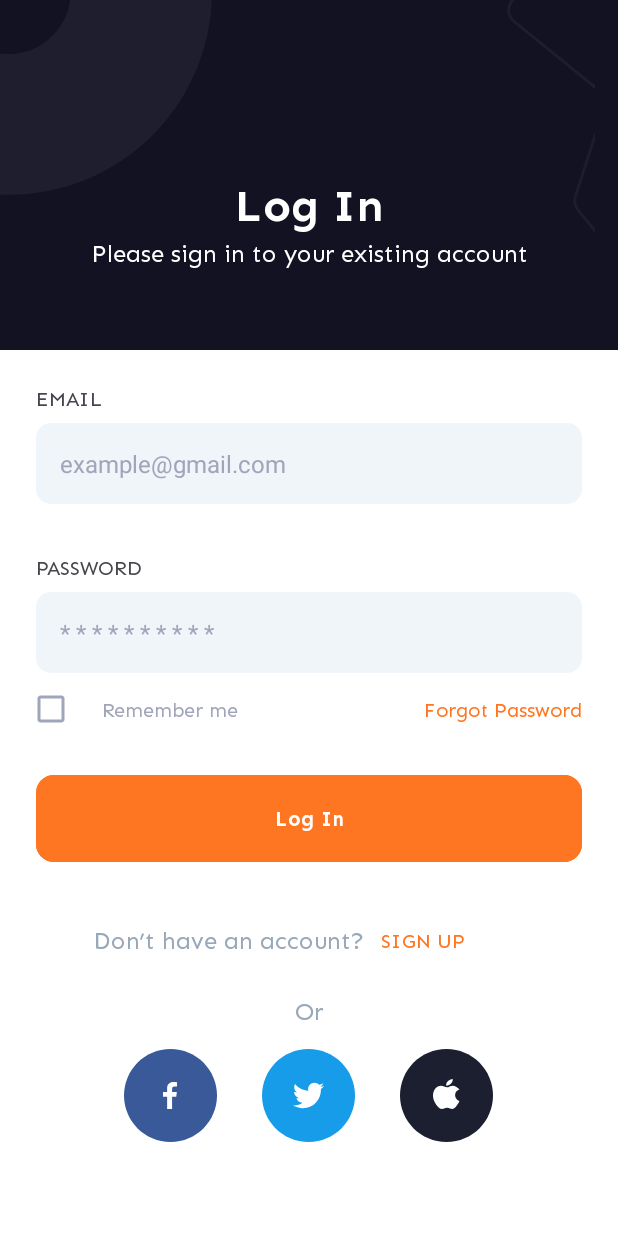
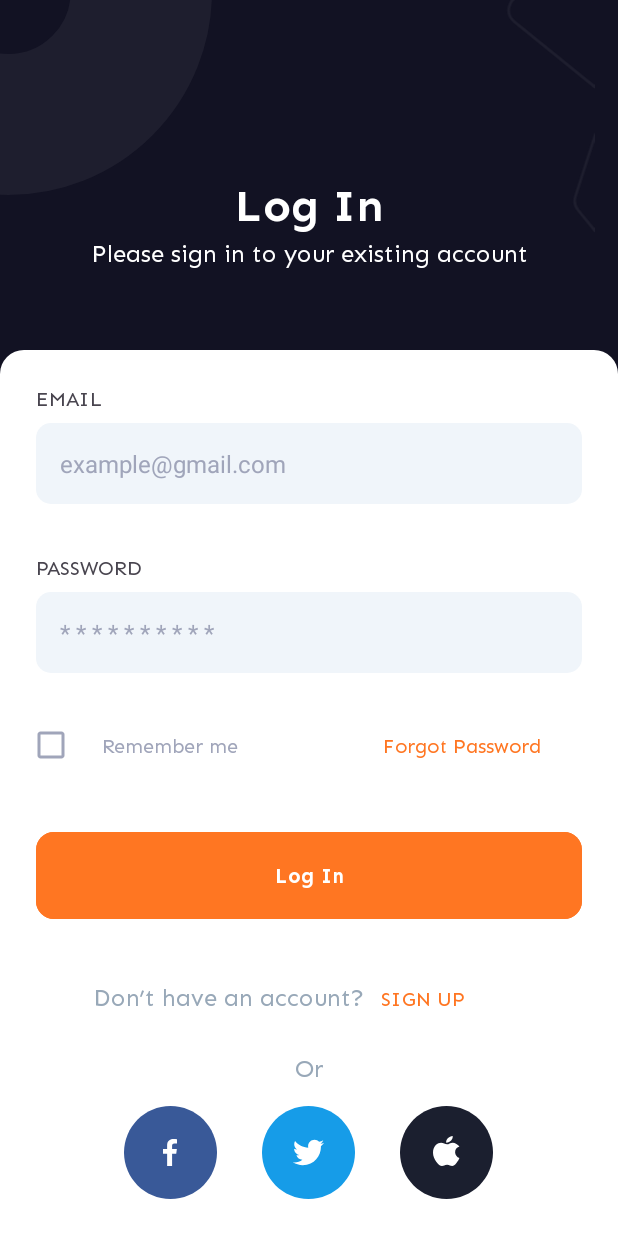
Before and after one commit to MorganGrimes/Food-Delivery-App, an Android app: the screen it shows after launch (MainActivity), on a phone screen of 412 x 824 dp. Run offline under Robolectric (Android 15) with nearby library versions, the phone set to English and light mode, and no system bars.

Commit message:
adding card top to login

```diff
--- /dev/null
+++ b/app/src/main/res/drawable/card_top_rounded_background.xml
@@ -0,0 +1,9 @@
+<?xml version="1.0" encoding="utf-8"?>
+<shape xmlns:android="http://schemas.android.com/apk/res/android">
+    <solid android:color="@android:color/white" />
+    <corners
+        android:topLeftRadius="16dp"
+        android:topRightRadius="16dp"
+        android:bottomLeftRadius="0dp"
+        android:bottomRightRadius="0dp" />
+</shape>
--- a/app/src/main/res/layout/fragment_login.xml
+++ b/app/src/main/res/layout/fragment_login.xml
@@ -4,13 +4,13 @@
     xmlns:tools="http://schemas.android.com/tools"
     android:layout_width="match_parent"
     android:layout_height="wrap_content"
+    android:background="@color/deep_blue"
     tools:context=".ui.login.LoginFragment">
 
     <androidx.constraintlayout.widget.ConstraintLayout
         android:id="@+id/top_bar_cl"
         android:layout_width="match_parent"
         android:layout_height="233dp"
-        android:background="@color/deep_blue"
         app:layout_constraintEnd_toEndOf="parent"
         app:layout_constraintStart_toStartOf="parent"
         app:layout_constraintTop_toTopOf="parent">
@@ -63,6 +63,16 @@
 
     </androidx.constraintlayout.widget.ConstraintLayout>
 
+    <androidx.constraintlayout.widget.ConstraintLayout
+        android:id="@+id/login_cl"
+        android:layout_width="match_parent"
+        android:layout_height="wrap_content"
+        android:background="@drawable/card_top_rounded_background"
+        app:layout_constraintEnd_toEndOf="parent"
+        app:layout_constraintStart_toStartOf="parent"
+        app:layout_constraintBottom_toBottomOf="parent"
+        app:layout_constraintTop_toBottomOf="@id/top_bar_cl">
+
         <LinearLayout
             android:id="@+id/login_ll"
             android:layout_width="match_parent"
@@ -70,7 +80,7 @@
             android:orientation="vertical"
             app:layout_constraintEnd_toEndOf="parent"
             app:layout_constraintStart_toStartOf="parent"
-        app:layout_constraintTop_toBottomOf="@id/top_bar_cl">
+            app:layout_constraintTop_toTopOf="parent">
 
             <TextView
                 android:id="@+id/login_email_tv"
@@ -127,15 +137,13 @@
                 android:textSize="16sp"
                 tools:ignore="TextContrastCheck" />
 
-    </LinearLayout>
-
-    <androidx.constraintlayout.widget.ConstraintLayout
-        android:id="@+id/remember_forgot_cl"
+            <LinearLayout
+                android:id="@+id/remember_forgot_ll"
                 android:layout_width="match_parent"
                 android:layout_height="wrap_content"
-        app:layout_constraintEnd_toEndOf="parent"
-        app:layout_constraintStart_toStartOf="parent"
-        app:layout_constraintTop_toBottomOf="@id/login_ll">
+                android:layout_gravity="center"
+                android:layout_marginTop="24dp"
+                android:orientation="horizontal">
 
                 <com.google.android.material.checkbox.MaterialCheckBox
                     android:id="@+id/remember_checkbox"
@@ -163,7 +171,7 @@
                     android:id="@+id/forgot_password_tv"
                     android:layout_width="wrap_content"
                     android:layout_height="wrap_content"
-            android:layout_marginEnd="24dp"
+                    android:layout_marginStart="96dp"
                     android:fontFamily="@font/sen_regular"
                     android:text="@string/forgot_password"
                     android:textColor="@color/orange"
@@ -172,12 +180,14 @@
                     app:layout_constraintEnd_toEndOf="parent"
                     app:layout_constraintTop_toTopOf="@+id/remember_me_tv" />
 
+            </LinearLayout>
+
             <com.google.android.material.button.MaterialButton
                 android:id="@+id/login_btn"
                 android:layout_width="match_parent"
                 android:layout_height="wrap_content"
                 android:layout_marginHorizontal="24dp"
-            android:layout_marginTop="31dp"
+                android:layout_marginTop="30dp"
                 android:backgroundTint="@color/orange"
                 android:fontFamily="@font/sen_bold"
                 android:paddingVertical="20dp"
@@ -189,12 +199,18 @@
                 app:layout_constraintStart_toStartOf="parent"
                 app:layout_constraintTop_toBottomOf="@+id/forgot_password_tv" />
 
+            <LinearLayout
+                android:id="@+id/sign_up_ll"
+                android:layout_width="match_parent"
+                android:layout_height="wrap_content"
+                android:layout_marginTop="38dp"
+                android:orientation="horizontal">
+
                 <TextView
                     android:id="@+id/no_account_tv"
                     android:layout_width="wrap_content"
                     android:layout_height="wrap_content"
                     android:layout_marginStart="62dp"
-            android:layout_marginTop="38dp"
                     android:fontFamily="@font/sen_regular"
                     android:text="@string/no_account"
                     android:textColor="@color/grey"
@@ -215,10 +231,13 @@
                     app:layout_constraintStart_toEndOf="@+id/no_account_tv"
                     app:layout_constraintTop_toTopOf="@+id/no_account_tv" />
 
+            </LinearLayout>
+
             <TextView
                 android:id="@+id/or_tv"
                 android:layout_width="wrap_content"
                 android:layout_height="wrap_content"
+                android:layout_gravity="center"
                 android:layout_marginTop="27dp"
                 android:fontFamily="@font/sen_regular"
                 android:text="@string/or"
@@ -250,8 +269,8 @@
                     android:id="@+id/twitter_icon_iv"
                     android:layout_width="wrap_content"
                     android:layout_height="wrap_content"
+                    android:layout_marginHorizontal="30dp"
                     android:src="@drawable/twitter"
-                android:layout_marginHorizontal="30dp"
                     tools:ignore="ContentDescription" />
 
                 <ImageView
@@ -263,6 +282,8 @@
 
             </LinearLayout>
 
+        </LinearLayout>
+
     </androidx.constraintlayout.widget.ConstraintLayout>
 
 </androidx.constraintlayout.widget.ConstraintLayout>
```
Lines whose indentation alone changed are shown as unchanged.
